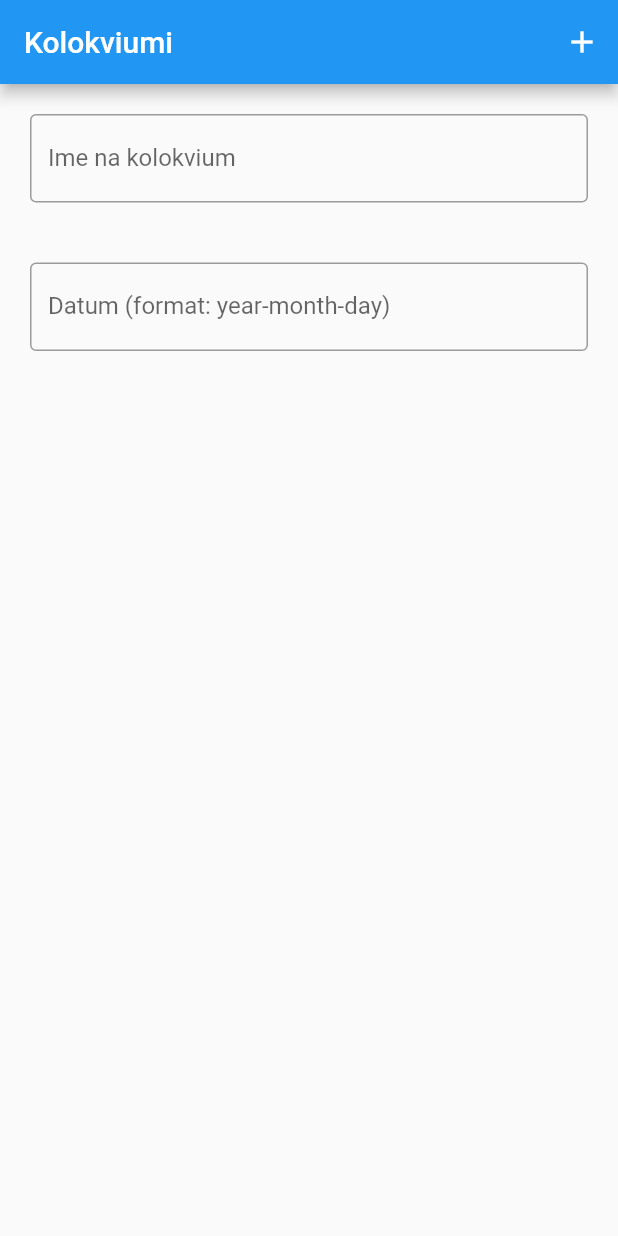
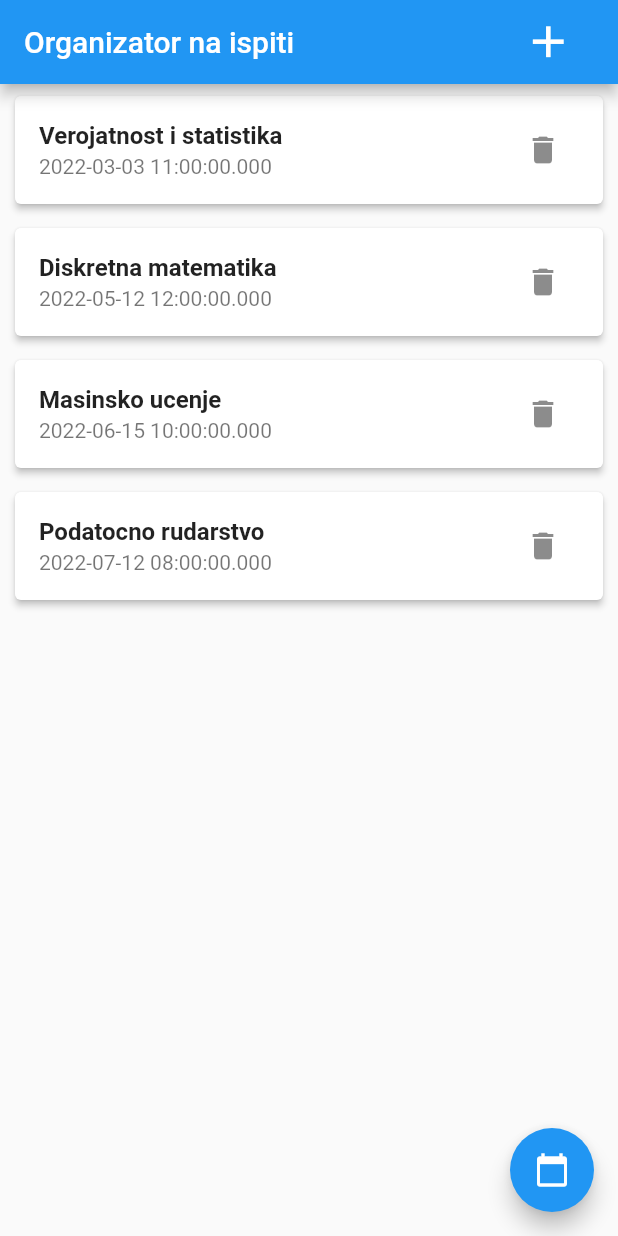
Before and after one commit to popovski2/lab-MIS, a Flutter app: the screen it shows after launch, on a phone screen of 412 x 824 dp. Run offline on Flutter 3.47's test engine with Material 2 defaults, Android fonts, the phone set to English and light mode, and no system bars; our stand-ins replace nanoid, syncfusion_flutter_calendar.

Commit message:
lab 4 dodadeni

```diff
--- a/lib/main.dart
+++ b/lib/main.dart
@@ -1,104 +1,21 @@
+import 'dart:io';
 import 'package:flutter/material.dart';
+import 'package:flutter/cupertino.dart';
+import 'package:lab3_mis/screens/calendar.dart';
+import 'package:lab3_mis/screens/exam_detail_screen.dart';
+import 'package:lab3_mis/screens/mainscreen.dart';
 
 void main() {
   runApp(MaterialApp(
-    home: MyApp(),
+    // home: MainScreen(),
+    initialRoute: '/',
+    routes: {
+      '/':(ctx) => MainScreen(),
+      ExamDetailScreen.routeName: (ctx) => ExamDetailScreen(),
+      CalendarScreen.routeName: (ctx) => CalendarScreen(),
+    },
+    theme: ThemeData(
+      primarySwatch: Colors.blue,
+    ),
   ));
 }
-
-class MyApp extends StatefulWidget {
-  @override
-  _State createState() => _State();
-}
-
-class _State extends State<MyApp> {
-  final List<String> names = <String>[];
-  final List<DateTime> datumi = <DateTime>[];
-
-  TextEditingController nameController = TextEditingController();
-  TextEditingController dateController = TextEditingController();
-
-
-  void addItemToList(){
-    setState(() {
-      names.insert(0,nameController.text);
-      var datum = DateTime.parse(dateController.text);
-      datumi.insert(0,datum);
-
-    });
-  }
-
-  @override
-  Widget build(BuildContext context) {
-    return Scaffold(
-        appBar: AppBar(
-          title: Text('Kolokviumi'),
-          actions:<Widget>[
-            IconButton(icon: Icon(Icons.add), onPressed: (){
-              addItemToList(); //ovde dodaj kolokvium i termin
-            },),
-          ],
-        ),
-        body: Column(
-            children: <Widget>[
-              Padding(
-                padding: EdgeInsets.all(20),
-                child: TextField(
-                  controller: nameController,
-                  decoration: InputDecoration(
-                    border: OutlineInputBorder(),
-                    labelText: 'Ime na kolokvium',
-                  ),
-                ),
-              ),
-              Padding(
-                padding: EdgeInsets.all(20),
-                child: TextField(
-                  controller: dateController,
-                  decoration: InputDecoration(
-                    border: OutlineInputBorder(),
-                    labelText: 'Datum (format: year-month-day)',
-                  ),
-                ),
-              ),
-             /* RaisedButton(
-                child: Text('Add'),
-                onPressed: () {
-                  addItemToList();
-                },
-              ),*/
-              Expanded(
-                  child: ListView.builder(
-                    itemCount: names.length,
-                    itemBuilder: (contx, index) {
-                      print(names[index]);
-
-                      return Card(
-                          elevation: 10,
-                          child: Container (
-                            margin: EdgeInsets.all(15),
-                            //decoration: BoxDecoration(border: Border.all(color: Theme.of(contx).primaryColor, width: 2)),
-                            child: Column(
-                              mainAxisAlignment: MainAxisAlignment.center,
-                              children: [
-                                Text(names[index],
-                                    style: TextStyle(
-                                        fontSize: 20,
-                                        fontWeight: FontWeight.bold,
-                                        color: Colors.yellow)),
-                                Text(datumi[index].toString(),
-                                    style: TextStyle(
-                                        fontSize: 20,
-                                        color: Colors.grey))
-                              ],
-                            ),
-                          )
-                      );
-                    },
-                  )
-              )
-            ]
-        )
-    );
-  }
-}
--- a/lib/model/exam_item.dart
+++ b/lib/model/exam_item.dart
@@ -0,0 +1,15 @@
+import 'package:flutter/foundation.dart';
+
+class ExamItem {
+  final String id;
+  final String title ;
+  final DateTime date;
+
+  ExamItem({
+    required this.id,
+    required this.title,
+    required this.date,
+  });
+
+
+}
--- a/lib/screens/mainscreen.dart
+++ b/lib/screens/mainscreen.dart
@@ -0,0 +1,183 @@
+import 'dart:io';
+import 'package:flutter/material.dart';
+import 'package:flutter/cupertino.dart';
+import 'package:lab3_mis/model/exam_item.dart';
+import 'package:lab3_mis/screens/calendar.dart';
+import 'package:lab3_mis/screens/exam_detail_screen.dart';
+import 'package:nanoid/nanoid.dart';
+
+class MainScreen extends StatefulWidget {
+
+  @override
+  State<StatefulWidget> createState(){
+    return _MainScreenState();
+  }
+}
+
+class _MainScreenState extends State<MainScreen> {
+  final String title = "Organizator na ispiti";
+
+  List<ExamItem> _examItems = [
+    ExamItem(id: nanoid(5), title: "Verojatnost i statistika", date: DateTime.parse('2022-03-03 11:00')),
+    ExamItem(id: nanoid(5), title: "Diskretna matematika", date: DateTime.parse('2022-05-12 12:00')),
+    ExamItem(id: nanoid(5), title: "Masinsko ucenje", date: DateTime.parse('2022-06-15 10:00')),
+    ExamItem(id: nanoid(5), title: "Podatocno rudarstvo", date: DateTime.parse('2022-07-12 08:00'))
+
+  ];
+
+  TextEditingController nameController = TextEditingController();
+  TextEditingController dateController = TextEditingController();
+
+  void addItemToList(){
+    if (nameController.text.isEmpty)
+    {
+      return;
+    }
+    setState(() {
+      ExamItem newItem = ExamItem(
+        id: nanoid(5),
+        title: nameController.text,
+        date: DateTime.parse(dateController.text),
+      );
+      nameController.text = "";
+      dateController.text = "";
+      _examItems.add(newItem);
+      Navigator.pop(context);
+    });
+  }
+
+  void deleteItem(String id){
+    setState(() {
+      _examItems.removeWhere((element) => element.id == id);
+    });
+  }
+
+  void ShowDetails(BuildContext context, ExamItem item){
+    /* Navigator.of(context).push(
+        MaterialPageRoute(builder: (_) => ExamDetailScreen(item)),
+      );*/
+    Navigator.of(context).pushNamed(
+        ExamDetailScreen.routeName,
+        arguments: item
+    );
+  }
+
+  void ShowCalendar(BuildContext context, List<ExamItem> items){
+    Navigator.of(context).pushNamed(
+        CalendarScreen.routeName,
+        arguments: items
+    );
+  }
+
+  Widget createBody(){
+    return Column(
+      children: [
+        Expanded(
+            child: _examItems.isEmpty ?
+            Center(child: Text(
+                "Nema ispiti",
+                style: const TextStyle(fontWeight: FontWeight.bold)
+            )
+              ,) :
+            ListView.builder(
+              itemCount: _examItems.length,
+              itemBuilder: (context, index){
+                print(_examItems[index]);
+                return Card(
+                    elevation: 2,
+                    margin: EdgeInsets.symmetric(vertical: 8, horizontal: 10),
+                    child: ListTile(
+                      title: Text(
+                          _examItems[index].title,
+                          style: const TextStyle(fontWeight: FontWeight.bold)
+                      ),
+                      subtitle: Text(_examItems[index].date.toString()),
+                      onTap: () => ShowDetails(context, _examItems[index]),
+                      trailing: IconButton(
+                        icon: Icon(Icons.delete),
+                        onPressed: () => deleteItem(_examItems[index].id),
+                      ),
+                    )
+                );
+              },
+            )
+        ),
+
+      ],
+    );
+  }
+
+  PreferredSizeWidget createAppBar(){
+    return AppBar(
+      title: Text(title),
+      actions: [
+        IconButton(onPressed: () {
+          showDialog(context: context,
+              builder: (BuildContext context) {
+                return SimpleDialog(
+                  contentPadding: EdgeInsets.symmetric(
+                      horizontal: 25,
+                      vertical: 20
+                  ),
+                  title: Row(
+                    children: [
+                      Text("DODAJ ISPIT"),
+                      Spacer(),
+                      IconButton(onPressed: () {Navigator.pop(context);},
+                          icon: Icon(Icons.cancel))
+                    ],
+                  ),
+                  children: [
+                    Divider(height: 5,indent: 5),
+                    TextFormField(
+                      controller: nameController,
+                      decoration: InputDecoration(
+                        hintText: "Ime na predmetot",
+                      ),
+                    ),
+                    TextFormField(
+                      controller: dateController,
+                      decoration: InputDecoration(
+                        hintText: "DATUM I VREME (yyyy-mm-dd)",
+                      ),
+                      keyboardType: TextInputType.datetime,
+                    ),
+                    Divider(height: 5,indent: 5),
+                    Spacer(),
+                    SizedBox(
+                      height: 50,
+                      width: MediaQuery.of(context).size.width,
+                      child: FlatButton(
+                        child: Text("DODAJ"),
+                        color: Theme.of(context).primaryColor,
+                        textColor: Colors.white,
+                        onPressed: (){
+                          addItemToList();
+                        },
+                      ),
+                    )
+                  ],
+                );  });
+        } ,
+          icon: Icon(Icons.add, size: 35),
+          padding: EdgeInsets.only(right: 40),
+        )
+      ],
+    );
+  }
+
+  @override
+  Widget build(BuildContext context) {
+    // TODO: implement build
+    return Scaffold(
+      appBar: createAppBar(),
+      body: createBody(),
+      floatingActionButton: FloatingActionButton(
+        onPressed: () => ShowCalendar(context, _examItems),
+        tooltip: 'Calendar',
+        child: const Icon(Icons.calendar_today),
+      ),
+    );
+  }
+
+}
--- a/pubspec.yaml
+++ b/pubspec.yaml
@@ -27,6 +27,8 @@ environment:
 # the latest version available on pub.dev. To see which dependencies have newer
 # versions available, run `flutter pub outdated`.
 dependencies:
+  nanoid: ^1.0.0
+  syncfusion_flutter_calendar: ^19.4.54
   flutter:
     sdk: flutter
 
```
Also changed, not shown: lib/screens/calendar.dart (+43 -0 lines), lib/screens/exam_detail_screen.dart (+24 -0 lines), pubspec.lock.
